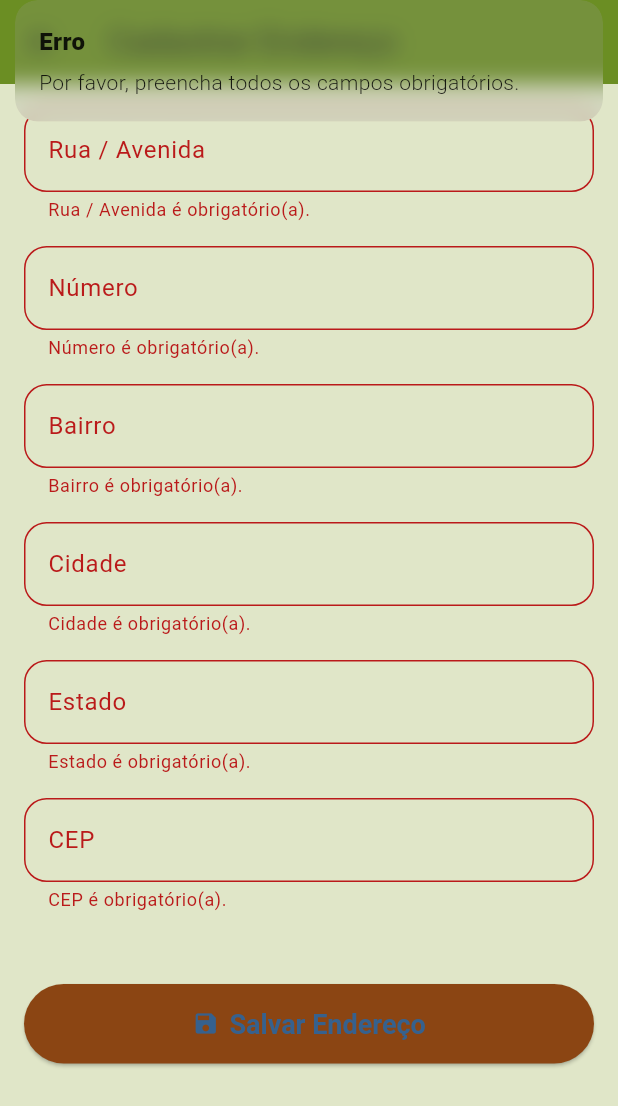
After one commit to SchVictor/rural_delivery, a Flutter app: the CadastroEnderecoScreen screen opened directly, after a tap on "Salvar Endereço", on a phone screen of 412 x 824 dp. The commit adds this screen. Shown: the top 1106 px of the screen. Run offline on Flutter 3.47's test engine with Material 3 defaults, Android fonts, the phone set to English and light mode, and no system bars; our stand-ins replace cloud_firestore, firebase_auth, firebase_core, get, shared_preferences, sqflite; accounts and stored records are empty; generated files the repository leaves out were written again.

Commit message:
cadastro de endereço adicionado

```diff
--- /dev/null
+++ b/lib/controller/enderecoController.dart
@@ -0,0 +1,78 @@
+import 'package:get/get.dart';
+import 'package:rural_delivery/models/enderecoModel.dart';
+import 'package:rural_delivery/repositores/enderecoRepository.dart';
+import 'package:rural_delivery/controller/authController.dart';
+
+class EnderecoController extends GetxController {
+
+  final AuthController authController = Get.find<AuthController>();
+  final EnderecoRepository repo = Get.find<EnderecoRepository>();
+
+  var enderecos = <EnderecoModel>[].obs;
+  var isLoading = false.obs;
+
+  @override
+  void onInit() {
+    super.onInit();
+    // Carrega os endereços do Firestore quando o app inicia
+    loadEnderecosDoFirestore();
+  }
+
+  // Carrega os endereços do Firestore
+  Future<void> loadEnderecosDoFirestore() async {
+    final userId = authController.current.value?.firebaseUid;
+    if (userId == null) return;
+
+    isLoading(true);
+    enderecos.value = await repo.getAllEnderecosFromFirestore(userId);
+    isLoading(false);
+  }
+
+  // Ação de Salvar (agora muito mais simples)
+  Future<void> registerEndereco({
+    required String rua,
+    required String numero,
+    required String bairro,
+    required String cidade,
+    required String estado,
+    required String cep,
+    required String complemento,
+    required String whatsApp,
+
+
+
+    required String userId,
+  }) async {
+    isLoading(true);
+
+    final newEndereco = EnderecoModel(
+      rua: rua,
+      numero: numero,
+      bairro: bairro,
+      cidade: cidade,
+      estado: estado,
+      cep: cep,
+      complemento: complemento,
+      whatsApp: whatsApp,
+
+      userId: userId,
+      // (Não precisamos de 'status' nem 'id' local)
+    );
+
+    try {
+      // 1. Tenta salvar direto no Firebase
+      await repo.createEnderecoInFirestore(newEndereco);
+
+      // 2. Atualiza a lista local na UI
+      enderecos.add(newEndereco);
+
+      Get.snackbar("Sucesso", "Endereço salvo no servidor!");
+
+    } catch (e) {
+      Get.snackbar("Erro", "Falha ao salvar no servidor: $e");
+      throw Exception('Falha ao salvar no Firestore');
+    } finally {
+      isLoading(false);
+    }
+  }
+}
--- a/lib/main.dart
+++ b/lib/main.dart
@@ -1,6 +1,8 @@
 import 'package:flutter/material.dart';
+import 'package:rural_delivery/controller/enderecoController.dart';
 import 'package:rural_delivery/firebase_options.dart'; //importa as configurações do firebase, da classe firebase_options.dart que foi gerada automaticamente pelo FlutterFire CLI, anteriormente as chaves do firebase ficavam aqui no main.
 import 'package:firebase_core/firebase_core.dart'; //importa o firebase core para inicializar o firebase
+import 'package:rural_delivery/repositores/enderecoRepository.dart';
 import 'package:rural_delivery/screens/loginScreen.dart';
 import 'package:get/get.dart';
 import 'package:rural_delivery/controller/authController.dart';
@@ -14,6 +16,9 @@ Future<void> main() async {
   // 2. INJETE SEU AUTHCONTROLLER AQUI (permanent: true)
   // Isso o coloca na memória global ANTES do app rodar.
   Get.put(AuthController(), permanent: true);
+  Get.put(EnderecoRepository(), permanent: true);
+  Get.put(EnderecoController(), permanent: true);
+
 
   runApp(const MyApp()); //chama a classe MyApp que inicia o app
 }
--- /dev/null
+++ b/lib/models/enderecoModel.dart
@@ -0,0 +1,97 @@
+import 'package:cloud_firestore/cloud_firestore.dart';
+
+class EnderecoModel {
+  int? id;
+  String? firestoreId;
+
+  String userId; // O "link" com o usuário (firebaseUid)
+
+  String rua;
+  String numero;
+  String bairro;
+  String cidade;
+  String estado;
+  String cep;
+  String? complemento;
+  String whatsApp;
+
+  String status;
+
+  EnderecoModel({
+    this.id,
+    this.firestoreId,
+    required this.userId, // <-- Adicione aqui
+    required this.rua,
+    required this.numero,
+    required this.bairro,
+    required this.cidade,
+    required this.estado,
+    required this.cep,
+    required this.whatsApp,
+
+    this.complemento,
+
+
+    this.status = 'pending',
+  });
+
+
+  // --- Para o SQFLite (Local) ---
+  Map<String, dynamic> toLocalMap() {
+    return {
+      'id': id,
+      'firestoreId': firestoreId,
+      'userId': userId, // <-- Adicione aqui
+      'rua': rua,
+      'numero': numero,
+      'status': status,
+    };
+  }
+
+  factory EnderecoModel.fromLocalMap(Map<String, dynamic> map) {
+    return EnderecoModel(
+      id: map['id'],
+      firestoreId: map['firestoreId'],
+      userId: map['userId'], // <-- Adicione aqui
+      rua: map['rua'],
+      numero: map['numero'],
+      bairro: map['bairro'],
+      cidade: map['cidade'],
+      estado: map['estado'],
+      cep: map['cep'],
+      complemento: map['complemento'],
+      whatsApp: map['whatsApp'],
+
+
+      status: map['status'],
+    );
+  }
+
+  // --- Para o Firestore (Remoto) ---
+  Map<String, dynamic> toFirestoreMap() {
+    return {
+      'userId': userId, // <-- Adicione aqui
+      'rua': rua,
+      'numero': numero,
+      // ...
+    };
+  }
+
+  factory EnderecoModel.fromFirestoreSnapshot(DocumentSnapshot snap) {
+    Map<String, dynamic> data = snap.data() as Map<String, dynamic>;
+    return EnderecoModel(
+      firestoreId: snap.id,
+      userId: data['userId'], // <-- Adicione aqui
+      rua: data['rua'],
+      numero: data['numero'],
+      bairro: data['bairro'],
+      cidade: data['cidade'],
+      estado: data['estado'],
+      cep: data['cep'],
+      complemento: data['complemento'],
+      whatsApp: data['whatsApp'],
+
+      status: 'synced',
+    );
+  }
+}
--- /dev/null
+++ b/lib/screens/cadastroEnderecoScreen.dart
@@ -0,0 +1,172 @@
+import 'package:flutter/material.dart';
+import 'package:get/get.dart';
+import 'package:get/get_core/src/get_main.dart';
+import 'package:rural_delivery/controller/authController.dart';
+import 'package:rural_delivery/controller/enderecoController.dart';
+
+class CadastroEnderecoScreen extends StatefulWidget {
+  // Se você quiser editar um endereço, você passaria ele aqui
+  // final EnderecoModel? endereco;
+  // const EnderecoFormScreen({super.key, this.endereco});
+
+  // Por enquanto, só cadastro:
+  const CadastroEnderecoScreen({super.key});
+
+  @override
+  State<CadastroEnderecoScreen> createState() => _CadastroEnderecoScreen();
+}
+
+class _CadastroEnderecoScreen extends State<CadastroEnderecoScreen> {
+  // Chave para validar o formulário
+  final _formKey = GlobalKey<FormState>();
+
+  // Controladores dos campos de texto
+  final _ruaCtrl = TextEditingController();
+  final _numeroCtrl = TextEditingController();
+  final _bairroCtrl = TextEditingController();
+  final _cidadeCtrl = TextEditingController();
+  final _estadoCtrl = TextEditingController();
+  final _cepCtrl = TextEditingController();
+  final _complementoCtrl = TextEditingController();
+  final _whatsAppCtrl = TextEditingController();
+
+  // Controladores globais (que já "vivem" na memória)
+  final AuthController _auth = Get.find<AuthController>();
+  final EnderecoController _enderecoCtrl = Get.find<EnderecoController>();
+
+  @override
+  void dispose() {
+    _ruaCtrl.dispose();
+    _numeroCtrl.dispose();
+    _bairroCtrl.dispose();
+    _cidadeCtrl.dispose();
+    _estadoCtrl.dispose();
+    _cepCtrl.dispose();
+    _complementoCtrl.dispose();
+    _whatsAppCtrl.dispose();
+
+    super.dispose();
+  }
+
+  // Função principal de salvar
+  Future<void> _saveForm() async {
+    // 1. Valida o formulário
+    if (!_formKey.currentState!.validate()) {
+      Get.snackbar('Erro', 'Por favor, preencha todos os campos obrigatórios.');
+      return;
+    }
+
+    // 2. Pega o ID do usuário logado (O "LINK"!)
+    final String? userId = _auth.current.value?.firebaseUid;
+
+    if (userId == null) {
+      Get.snackbar('Erro Fatal', 'Você não está logado.');
+      return;
+    }
+
+    // 3. Chama o EnderecoController para fazer a lógica
+    try {
+      await _enderecoCtrl.registerEndereco(
+        rua: _ruaCtrl.text,
+        numero: _numeroCtrl.text,
+        bairro: _bairroCtrl.text,
+        cidade: _cidadeCtrl.text,
+        estado: _estadoCtrl.text,
+        cep: _cepCtrl.text,
+
+        complemento: _complementoCtrl.text,
+        whatsApp: _whatsAppCtrl.text ,
+
+        userId: userId,
+      );
+
+      // 4. Sucesso!
+      Get.snackbar('Sucesso!', 'Endereço salvo localmente e pronto para sincronizar.');
+      Get.back(); // Volta para a HomeScreen
+
+    } catch (e) {
+      Get.snackbar('Erro ao Salvar', 'Não foi possível salvar o endereço: $e');
+    }
+  }
+
+  @override
+  Widget build(BuildContext context) {
+    // Cores (para manter o tema)
+    const primaryGreen = Color(0xFF6B8E23);
+    const earthyBrown = Color(0xFF8B4513);
+    const lightBackgroundGreen = Color(0xFFE0E6C8);
+
+    return Scaffold(
+      backgroundColor: lightBackgroundGreen,
+      appBar: AppBar(
+        title: const Text('Cadastrar Endereço'),
+        backgroundColor: primaryGreen,
+      ),
+      body: Form(
+        key: _formKey,
+        child: ListView(
+          padding: const EdgeInsets.all(16),
+          children: [
+            _buildTextField(_ruaCtrl, 'Rua / Avenida', 'Ex: Av. Principal'),
+            _buildTextField(_numeroCtrl, 'Número', 'Ex: 123'),
+            _buildTextField(_bairroCtrl, 'Bairro', 'Ex: Centro'),
+            _buildTextField(_cidadeCtrl, 'Cidade', 'Ex: Anápolis'),
+            _buildTextField(_estadoCtrl, 'Estado', 'Ex: GO'),
+            _buildTextField(_cepCtrl, 'CEP', 'Ex: 75000-000', keyboardType: TextInputType.number),
+
+            const SizedBox(height: 32),
+
+            // Botão Salvar (ouvindo o estado de loading do controller)
+            Obx(() {
+              // Pega o estado de 'isLoading' do EnderecoController
+              final bool isLoading = _enderecoCtrl.isLoading.value;
+
+              return ElevatedButton.icon(
+                icon: isLoading
+                    ? const SizedBox(width: 20, height: 20, child: CircularProgressIndicator(color: Colors.white, strokeWidth: 2))
+                    : const Icon(Icons.save),
+                label: Text(isLoading ? 'Salvando...' : 'Salvar Endereço'),
+                style: ElevatedButton.styleFrom(
+                  backgroundColor: earthyBrown,
+                  padding: const EdgeInsets.symmetric(vertical: 16),
+                  textStyle: const TextStyle(fontSize: 18, fontWeight: FontWeight.bold),
+                ),
+                // Desabilita o botão se estiver carregando
+                onPressed: isLoading ? null : _saveForm,
+              );
+            }),
+          ],
+        ),
+      ),
+    );
+  }
+
+  // Widget auxiliar para criar os campos de texto
+  Widget _buildTextField(TextEditingController controller, String label, String hint, {TextInputType keyboardType = TextInputType.text}) {
+    return Padding(
+      padding: const EdgeInsets.only(bottom: 16.0),
+      child: TextFormField(
+        controller: controller,
+        keyboardType: keyboardType,
+        decoration: InputDecoration(
+          labelText: label,
+          hintText: hint,
+          border: OutlineInputBorder(
+            borderRadius: BorderRadius.circular(15),
+          ),
+          focusedBorder: OutlineInputBorder(
+            borderRadius: BorderRadius.circular(15),
+            borderSide: const BorderSide(color: Color(0xFF6B8E23), width: 2), // primaryGreen
+          ),
+        ),
+        // Validação simples
+        validator: (value) {
+          if (value == null || value.trim().isEmpty) {
+            return '$label é obrigatório(a).';
+          }
+          return null;
+        },
+      ),
+    );
+  }
+}
--- a/lib/services/authService.dart
+++ b/lib/services/authService.dart
@@ -28,8 +28,6 @@ class AuthService {
 
 
 
-
-
   Future<User?> signInWithEmail(String email, String password) async {
     final cred = await _auth.signInWithEmailAndPassword(
       email: email,
```
Also changed, not shown: lib/controller/authController.dart (+14 -13 lines), lib/repositores/enderecoRepository.dart (added, +22 -0 lines), lib/screens/homeScreen.dart (+29 -6 lines), lib/screens/loginScreen.dart (+1 -7 lines), lib/controller/loginController.dart (deleted), lib/screens/ofereceFreteScreen.dart (added), lib/screens/solicitaFreteScreen.dart (added).
